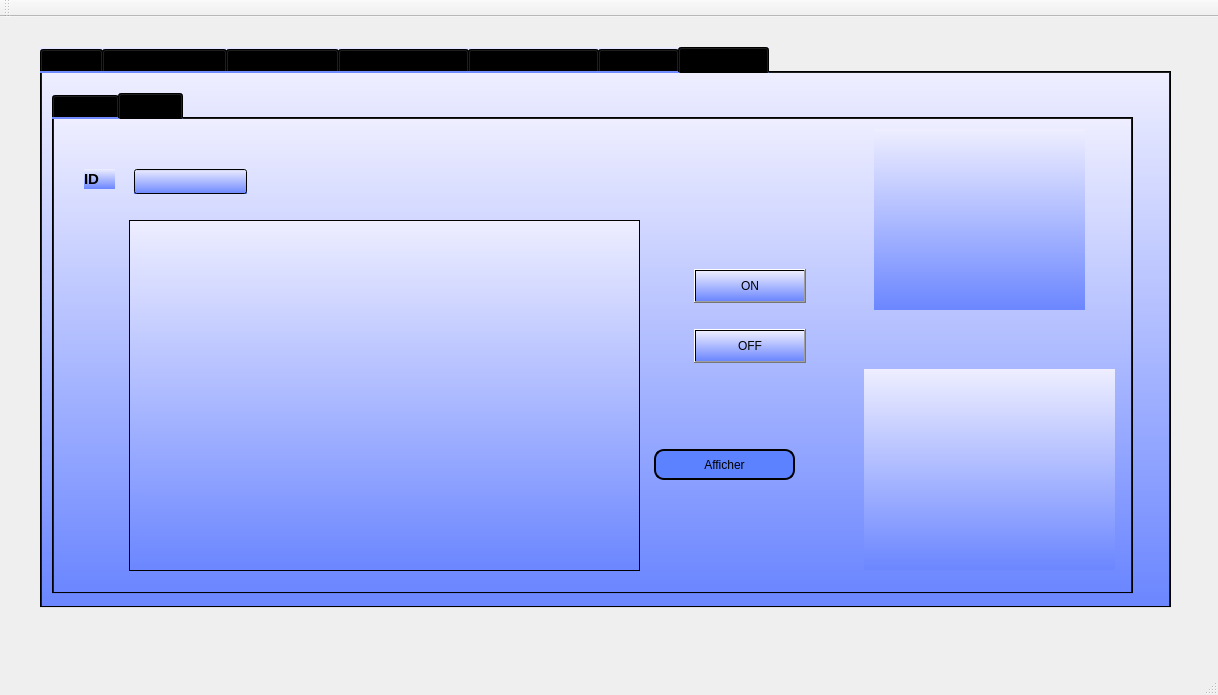
BOUSSAIDIZeineb/smart_airport_2A31, file mainwindow.ui: the form before one commit.
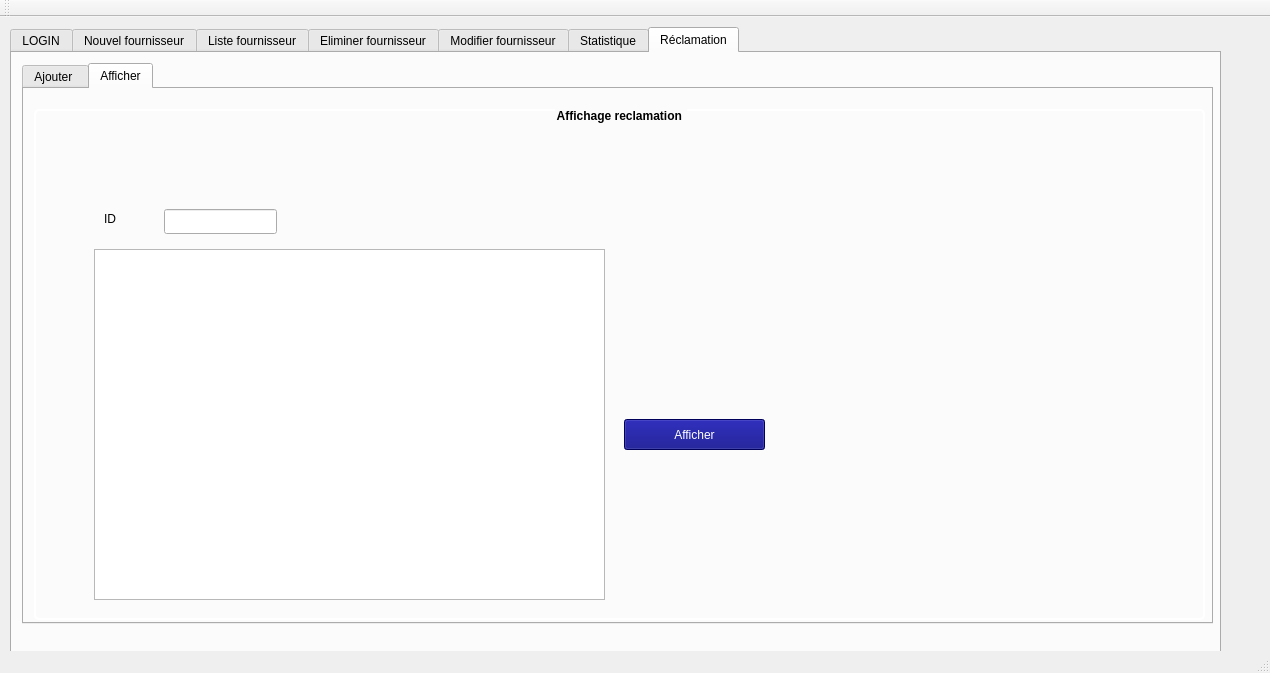
The form after the commit. Custom widgets are drawn as their Qt base class.

```diff
--- a/mainwindow.ui
+++ b/mainwindow.ui
@@ -6,8 +6,8 @@
    <rect>
     <x>0</x>
     <y>0</y>
-    <width>1218</width>
-    <height>695</height>
+    <width>1270</width>
+    <height>673</height>
    </rect>
   </property>
   <property name="windowTitle">
@@ -17,15 +17,14 @@
    <widget class="QTabWidget" name="tabWidget">
     <property name="geometry">
      <rect>
-      <x>40</x>
-      <y>30</y>
-      <width>1131</width>
-      <height>561</height>
+      <x>10</x>
+      <y>10</y>
+      <width>1211</width>
+      <height>641</height>
      </rect>
     </property>
     <property name="styleSheet">
-     <string notr="true">background: QLinearGradient(x1: 0, y1: 0, x2: 0, y2: 1, stop: 0 #eef, stop: 1 #6b86ff);
-</string>
+     <string notr="true"/>
     </property>
     <property name="currentIndex">
      <number>6</number>
@@ -1214,11 +1213,30 @@
       <property name="geometry">
        <rect>
         <x>10</x>
-        <y>20</y>
-        <width>1081</width>
-        <height>501</height>
+        <y>10</y>
+        <width>1191</width>
+        <height>561</height>
        </rect>
       </property>
+      <property name="styleSheet">
+       <string notr="true">/*color: rgb(0, 0, 127);*/
+
+QGroupBox {
+	
+   font: 10pt &quot;MS Shell Dlg 2&quot;;
+font: bold;
+text-align:center;
+    border: 2px solid white;
+    border-radius: 5px;
+    margin-top: 1ex;
+}
+
+QGroupBox::title {
+ 
+    subcontrol-position: top center; /* position at the top center */
+  
+}</string>
+      </property>
       <property name="currentIndex">
        <number>1</number>
       </property>
@@ -1309,35 +1327,6 @@
        <attribute name="title">
         <string>Afficher</string>
        </attribute>
-       <widget class="QLabel" name="label_28">
-        <property name="geometry">
-         <rect>
-          <x>30</x>
-          <y>50</y>
-          <width>31</width>
-          <height>20</height>
-         </rect>
-        </property>
-        <property name="styleSheet">
-         <string notr="true">QLabel {
-font-weight: bold;
-font-size: 15px;
-}</string>
-        </property>
-        <property name="text">
-         <string>ID</string>
-        </property>
-       </widget>
-       <widget class="QLineEdit" name="Id_recl_3">
-        <property name="geometry">
-         <rect>
-          <x>80</x>
-          <y>50</y>
-          <width>113</width>
-          <height>25</height>
-         </rect>
-        </property>
-       </widget>
        <widget class="QPushButton" name="afficher_reclam">
         <property name="geometry">
          <rect>
@@ -1348,28 +1337,14 @@
          </rect>
         </property>
         <property name="styleSheet">
-         <string notr="true">QPushButton
-{
-  border: 2px solid black;
-  border-radius: 10px;
-  padding: 0 8px;
-  background: rgb(92, 130, 255);
-}</string>
+         <string notr="true">color: rgb(255, 255, 255);
+background-color: rgb(0, 0, 127);
+</string>
         </property>
         <property name="text">
          <string>Afficher</string>
         </property>
        </widget>
-       <widget class="QListView" name="listView">
-        <property name="geometry">
-         <rect>
-          <x>75</x>
-          <y>101</y>
-          <width>511</width>
-          <height>351</height>
-         </rect>
-        </property>
-       </widget>
        <widget class="QLabel" name="photo5">
         <property name="geometry">
          <rect>
@@ -1383,45 +1358,113 @@
          <string/>
         </property>
        </widget>
-       <widget class="QPushButton" name="pushButton_4">
+       <widget class="QGroupBox" name="groupBox_7">
         <property name="geometry">
          <rect>
-          <x>640</x>
-          <y>150</y>
-          <width>112</width>
-          <height>34</height>
+          <x>10</x>
+          <y>20</y>
+          <width>1171</width>
+          <height>511</height>
          </rect>
         </property>
-        <property name="text">
-         <string>ON</string>
+        <property name="styleSheet">
+         <string notr="true">/*color: rgb(0, 0, 127);*/
+
+QGroupBox {
+	
+   font: 10pt &quot;MS Shell Dlg 2&quot;;
+font: bold;
+text-align:center;
+    border: 2px solid white;
+    border-radius: 5px;
+    margin-top: 1ex;
+}
+
+QGroupBox::title {
+ 
+    subcontrol-position: top center; /* position at the top center */
+  
+}</string>
         </property>
-       </widget>
-       <widget class="QPushButton" name="pushButton_5">
-        <property name="geometry">
-         <rect>
-          <x>640</x>
-          <y>210</y>
-          <width>112</width>
-          <height>34</height>
-         </rect>
+        <property name="title">
+         <string>Affichage reclamation </string>
         </property>
-        <property name="text">
-         <string>OFF</string>
-        </property>
+        <widget class="QLabel" name="update_label">
+         <property name="geometry">
+          <rect>
+           <x>760</x>
+           <y>240</y>
+           <width>251</width>
+           <height>201</height>
+          </rect>
+         </property>
+         <property name="text">
+          <string/>
+         </property>
+        </widget>
+        <widget class="QLabel" name="label_b8">
+         <property name="geometry">
+          <rect>
+           <x>10</x>
+           <y>40</y>
+           <width>1151</width>
+           <height>461</height>
+          </rect>
+         </property>
+         <property name="text">
+          <string/>
+         </property>
+        </widget>
+        <widget class="QListView" name="listView">
+         <property name="geometry">
+          <rect>
+           <x>60</x>
+           <y>140</y>
+           <width>511</width>
+           <height>351</height>
+          </rect>
+         </property>
+        </widget>
+        <widget class="QLineEdit" name="Id_recl_3">
+         <property name="geometry">
+          <rect>
+           <x>130</x>
+           <y>100</y>
+           <width>113</width>
+           <height>25</height>
+          </rect>
+         </property>
+        </widget>
+        <widget class="QLabel" name="label_28">
+         <property name="geometry">
+          <rect>
+           <x>70</x>
+           <y>100</y>
+           <width>31</width>
+           <height>20</height>
+          </rect>
+         </property>
+         <property name="styleSheet">
+          <string notr="true">border:none;
+border-bottom:1px solid #707172;
+background: transparent;QLabel {
+font-weight: bold;
+font-size: 15px;
+}</string>
+         </property>
+         <property name="text">
+          <string>ID</string>
+         </property>
+        </widget>
+        <zorder>label_b8</zorder>
+        <zorder>update_label</zorder>
+        <zorder>listView</zorder>
+        <zorder>Id_recl_3</zorder>
+        <zorder>label_28</zorder>
        </widget>
-       <widget class="QLabel" name="update_label">
-        <property name="geometry">
-         <rect>
-          <x>810</x>
-          <y>250</y>
-          <width>251</width>
-          <height>201</height>
-         </rect>
-        </property>
-        <property name="text">
-         <string/>
-        </property>
-       </widget>
+       <zorder>groupBox_7</zorder>
+       <zorder>afficher_reclam</zorder>
+       <zorder>photo5</zorder>
       </widget>
      </widget>
     </widget>
```
Left out of the diff: 695 changed lines with no effect on the pictures.
